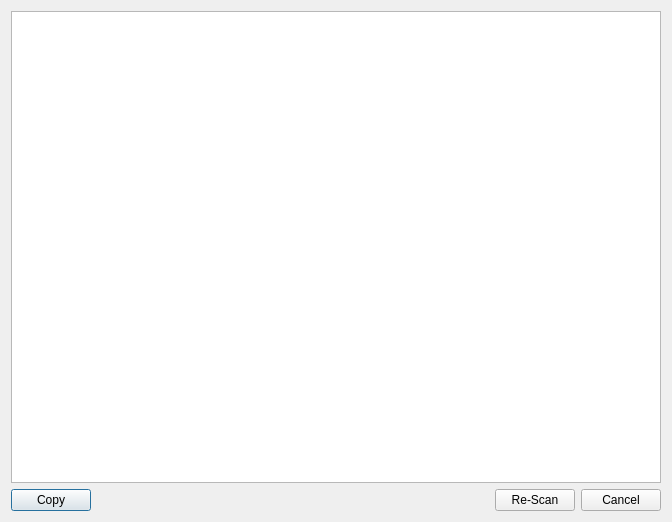
Old version of the form sub3suite/src/Dialogs/FailedScansDialog.ui in the repository 3nock/OTE.
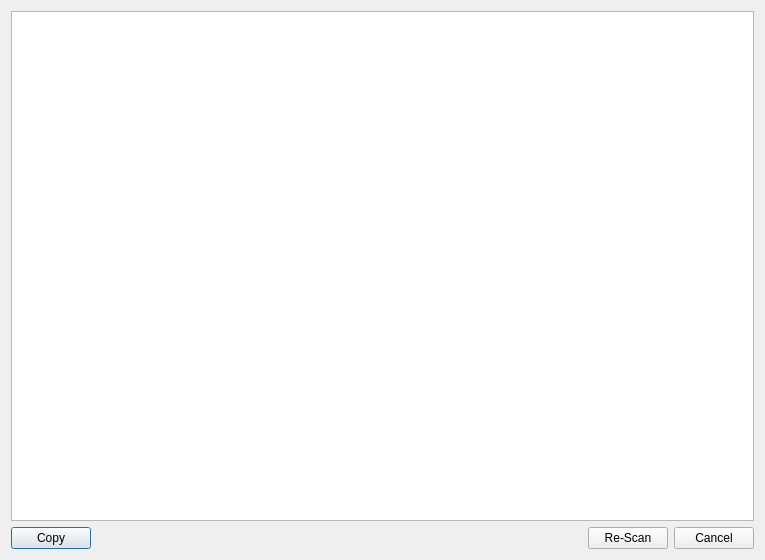
New version of the form. Icons and pictures are not drawn.

Patch:
```diff
--- a/sub3suite/src/Dialogs/FailedScansDialog.ui
+++ b/sub3suite/src/Dialogs/FailedScansDialog.ui
@@ -6,8 +6,8 @@
    <rect>
     <x>0</x>
     <y>0</y>
-    <width>672</width>
-    <height>522</height>
+    <width>765</width>
+    <height>560</height>
    </rect>
   </property>
   <property name="sizePolicy">
```
